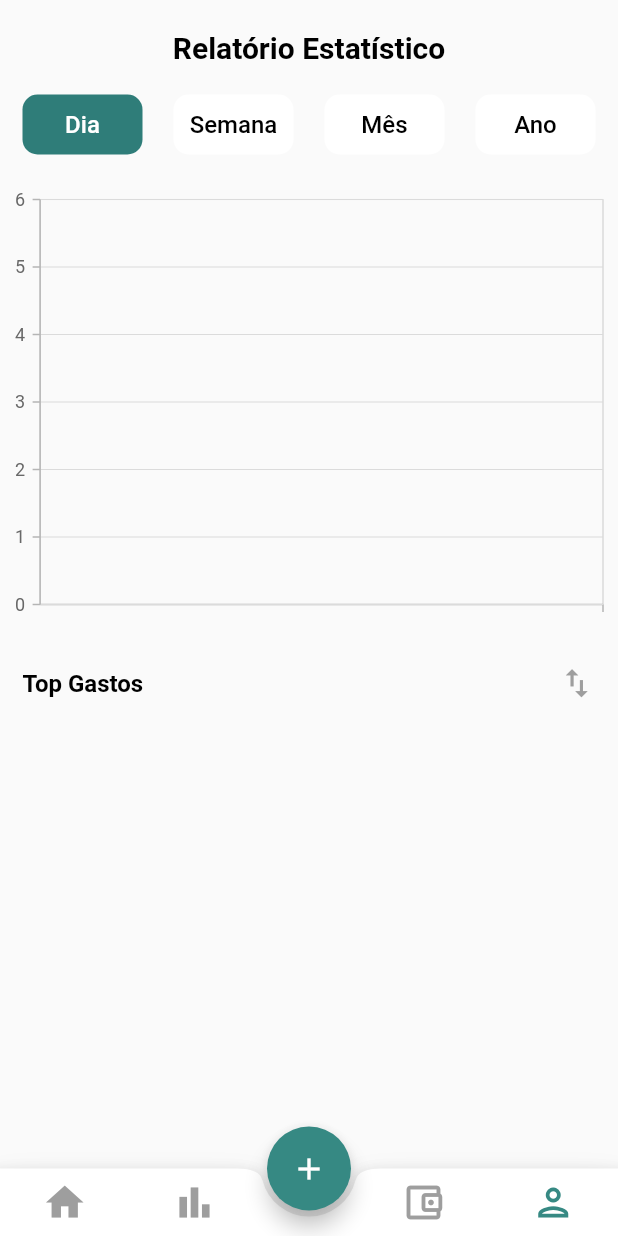
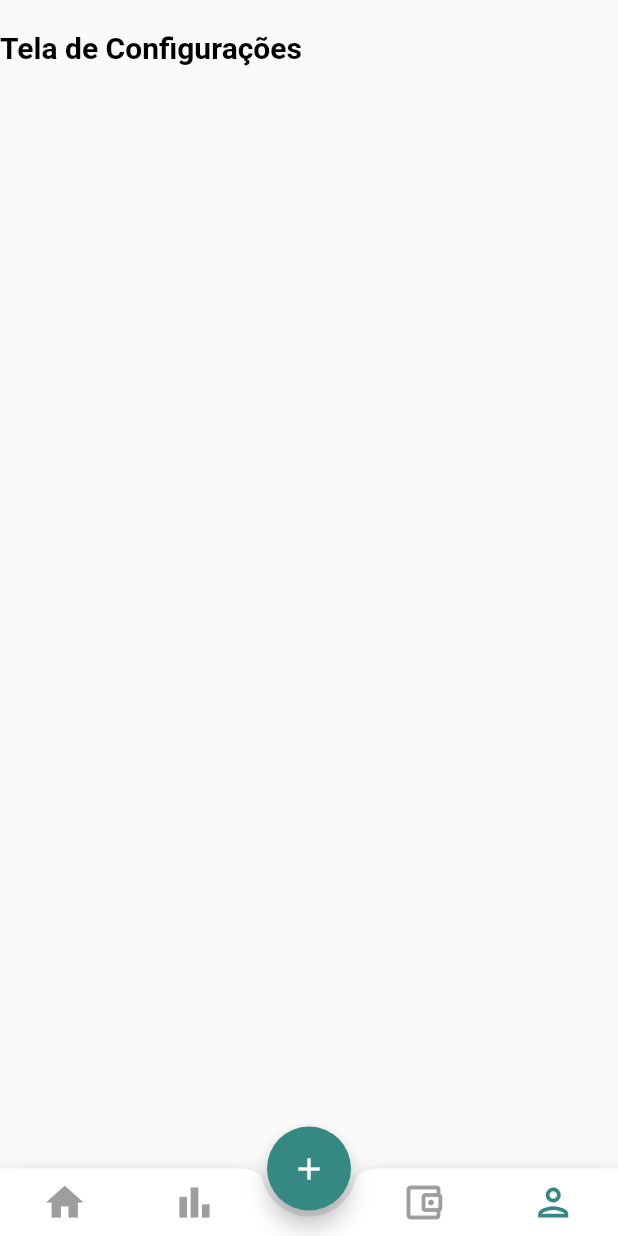
Before and after one commit to Caduzinhok/devFullStack, a Flutter app: the screen it shows after launch, item 4 of the bottom bar chosen, on a phone screen of 412 x 824 dp. Run offline on Flutter 3.47's test engine with Material 2 defaults, Android fonts, the light colour scheme and no system bars; our stand-ins replace firebase_core, hive, hive_flutter, syncfusion_flutter_charts; accounts and stored records are empty.

Commit message:
Atualização Tela Configurações 1.1

```diff
--- /dev/null
+++ b/lib/Screens/settings.dart
@@ -0,0 +1,32 @@
+import 'package:flutter/material.dart';
+class Settings extends StatefulWidget {
+  const Settings({Key? key}) : super(key: key);
+
+  @override
+  State<Settings> createState() => _SettingsState();
+}
+
+ValueNotifier kj = ValueNotifier(0);
+
+class _SettingsState extends State<Settings> {
+
+  @override
+  Widget build(BuildContext context) {
+    return Scaffold(
+      body: SafeArea(child: Column(
+        children: [
+          SizedBox(height: 20),
+            Text(
+              'Tela de Configurações',
+              style: TextStyle(
+                color: Colors.black,
+                fontSize: 20,
+                fontWeight: FontWeight.w700,
+              ),
+            ),
+        ],
+      ),
+      ),
+    );
+  }
+}
--- a/lib/widgets/menu.dart
+++ b/lib/widgets/menu.dart
@@ -3,6 +3,8 @@ import 'package:managment/Screens/lancamento.dart';
 import 'package:managment/Screens/home.dart';
 import 'package:managment/Screens/statistics.dart';
 import 'package:managment/Screens/category.dart';
+
+import '../Screens/settings.dart';
 class Bottom extends StatefulWidget {
   const Bottom({Key? key}) : super(key: key);
 
@@ -12,7 +14,7 @@ class Bottom extends StatefulWidget {
 
 class _BottomState extends State<Bottom> {
   int index_color = 0;
-  List Screen = [Home(), Statistics(), Category(), Statistics()];
+  List Screen = [Home(), Statistics(), Category(), Settings()];
   @override
   Widget build(BuildContext context) {
     return Scaffold(
```
